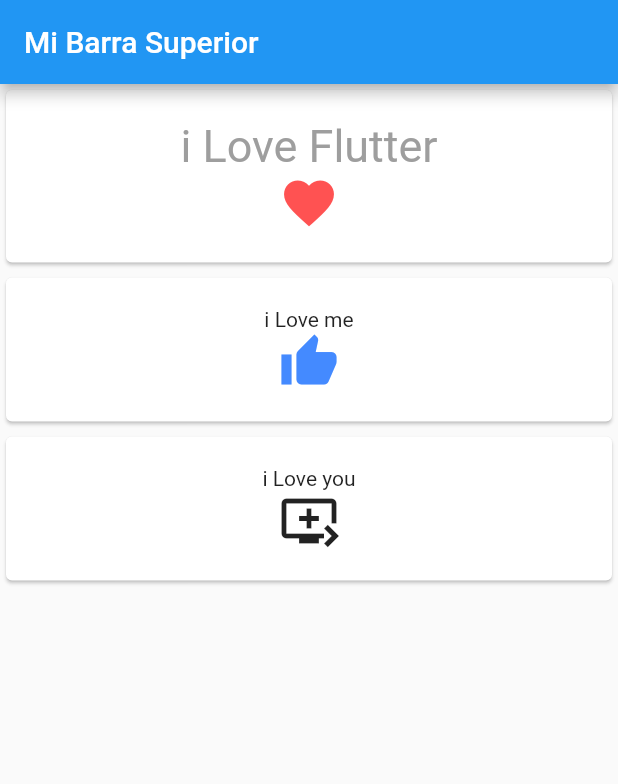
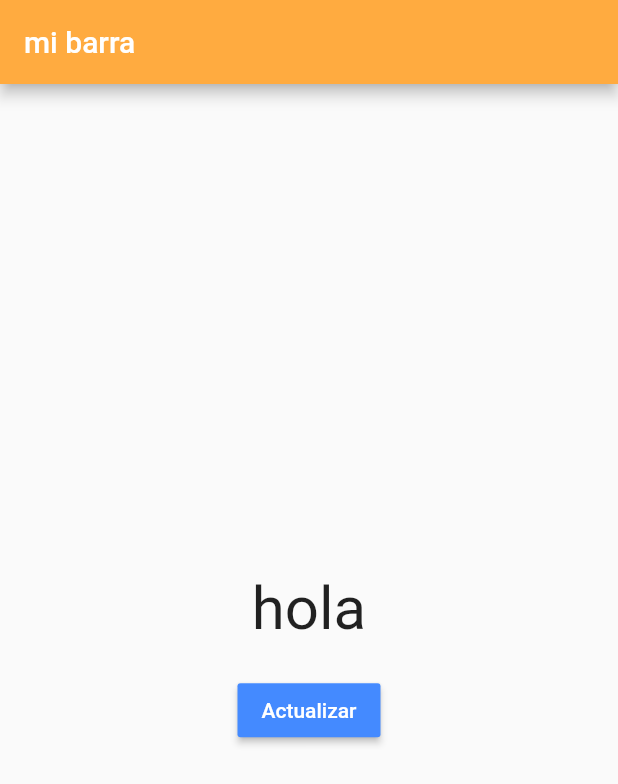
Before and after one commit to AleMancilla/FlutterP, a Flutter app: the screen it shows after launch, on a phone screen of 412 x 824 dp. Shown: the top 784 px of the screen. Run offline on Flutter 3.47's test engine with Material 2 defaults, Android fonts, the phone set to English and light mode, and no system bars.

Commit message:
StatefulWidget para cambiar estados de widget

```diff
--- a/lib/main.dart
+++ b/lib/main.dart
@@ -1,63 +1,52 @@
-import 'package:flutter/cupertino.dart';
 import 'package:flutter/material.dart';
 
 void main(){
-  runApp(
-    new MaterialApp(
-      home: miClase(),
-    ),
-    );
+  runApp(new MaterialApp(
+    home: MyButton(),
+  ));
 }
 
-class miClase extends StatelessWidget{
+class MyButton extends StatefulWidget {
   @override
-  Widget build(BuildContext context) {
+  _MyButtonState createState() =>_MyButtonState();// create state se encarga de manejar el estado de nuestro widget
+}
+
+class _MyButtonState extends State<MyButton>{
+
+  String vartexto = "hola";
+  int index = 0;
+  List<String> coleccion = ["fluter","es","genial"];
+
+  void onPressButton(){
+    setState(() {//actualiza el estado de widget y lo renderiza
+      vartexto = coleccion[index];
+      index = index <2 ? index+1 : 0 ;
+    });
+  }
+
+
+  @override
+  Widget build(BuildContext context) {//encargado de escribir los widget
     // TODO: implement build
-    return Scaffold(//esquema basico de una aplicacion
+    return new Scaffold(
       appBar: new AppBar(
-        title: new Text('Mi Barra Superior'),
+        title: new Text('mi barra'),
+        backgroundColor: Colors.orangeAccent,
         ),
 
         body: new Container(
-        child: Center(
+          child: new Center(
             child: new Column(
-            crossAxisAlignment: CrossAxisAlignment.stretch,
+            mainAxisAlignment: MainAxisAlignment.center,
             children: <Widget>[
-            new MyCard(title: new Text("i Love Flutter", style: new TextStyle(color: Colors.grey, fontSize: 30.0),),icon: new Icon(Icons.favorite, size: 40.0, color: Colors.redAccent,) ),
-            new MyCard(title: new Text("i Love me"),icon: new Icon(Icons.thumb_up, size: 40.0,color: Colors.blueAccent,) ),
-            new MyCard(title: new Text("i Love you"),icon: new Icon(Icons.queue_play_next, size: 40.0,) ),
-          ],
-        ),
+
+              new Text(vartexto, style: new TextStyle(fontSize: 40.0),),
+              new Padding(padding: new EdgeInsets.all(10.0)),
+              new RaisedButton(
+                child: new Text("Actualizar", style: new TextStyle(color: Colors.white),),
+                color: Colors.blueAccent,
+                onPressed: onPressButton,
                 )
-
-      ),
-    );
-  }
-
-}
-
-
-class MyCard extends StatelessWidget{
-
-  //recibir propiedades
-  final Widget title;
-  final Widget icon;
-
-  MyCard({this.title, this.icon});
-
-  @override
-  Widget build(BuildContext context) {
-    // TODO: implement build
-    return Container(
-      padding: const EdgeInsets.only(bottom: 2.0),
-      child: new Card(
-        child: new Container(
-          padding: const EdgeInsets.all(20.0),
-
-        child: Column(
-          children: <Widget>[
-            this.title,
-            this.icon,
             ],
           ),
           ),
```
Lines whose indentation alone changed are shown as unchanged.
